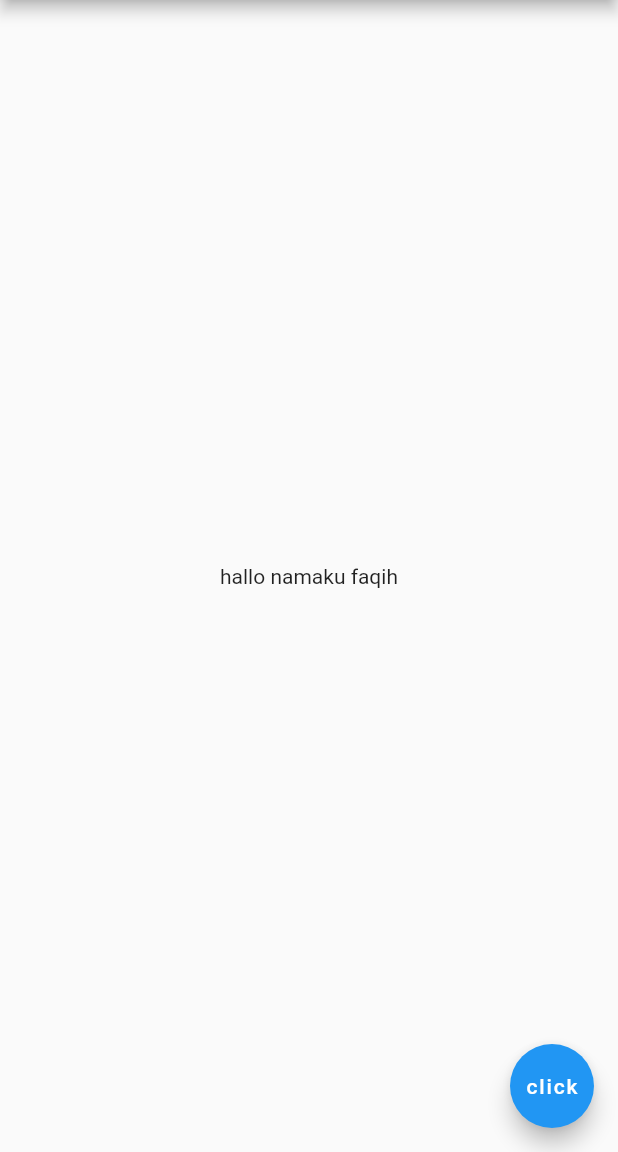
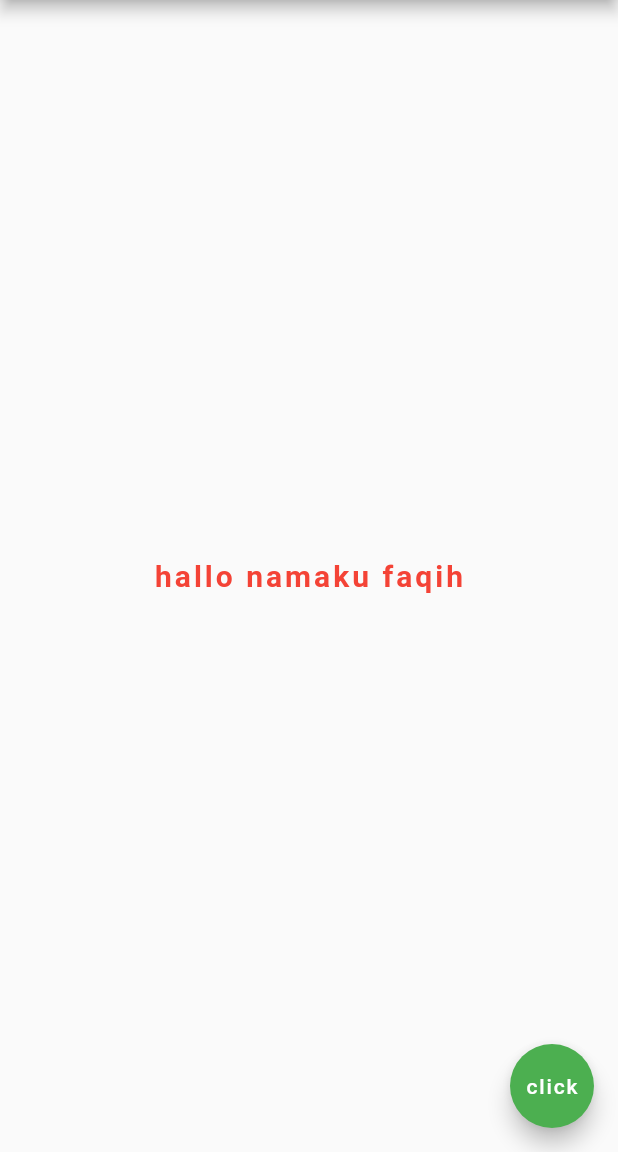
Before and after one commit to ahmadfaqih796/first-flutter-project, a Flutter app: the screen it shows after launch, on a phone screen of 412 x 824 dp, the part 84-1236 px from its top. Run offline on Flutter 3.47's test engine with Material 2 defaults, Android fonts, the phone set to English and light mode, and no system bars.

Commit message:
color text

```diff
--- a/lib/main.dart
+++ b/lib/main.dart
@@ -21,10 +21,19 @@ class MyApp extends StatelessWidget {
           backgroundColor: const Color.fromARGB(255, 17, 193, 29),
         ),
         body: const Center(
-          child: Text('hallo namaku faqih'),
+          child: Text(
+            'hallo namaku faqih',
+            style: TextStyle(
+              fontSize: 20.0,
+              color: Colors.red,
+              fontWeight: FontWeight.bold,
+              letterSpacing: 2.0,
+            ),
+          ),
         ),
         floatingActionButton: FloatingActionButton(
-          onPressed: () {  },
+          onPressed: () {},
+          backgroundColor: Colors.green,
           child: const Text('click'),
         ),
       ),
```
